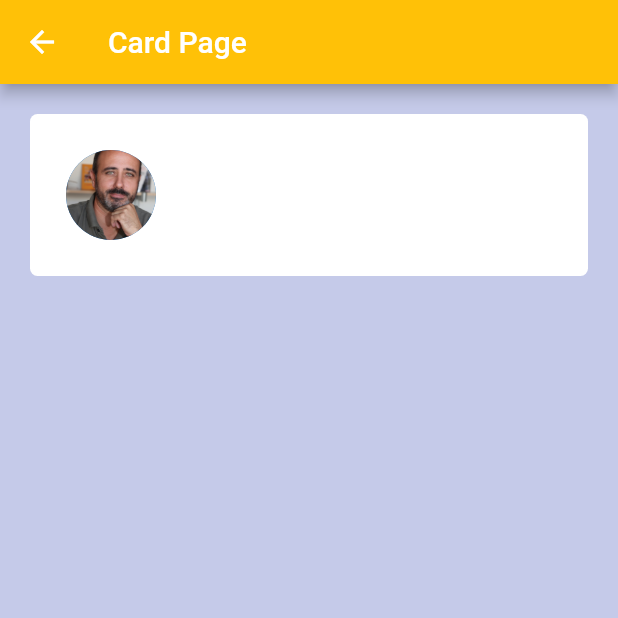
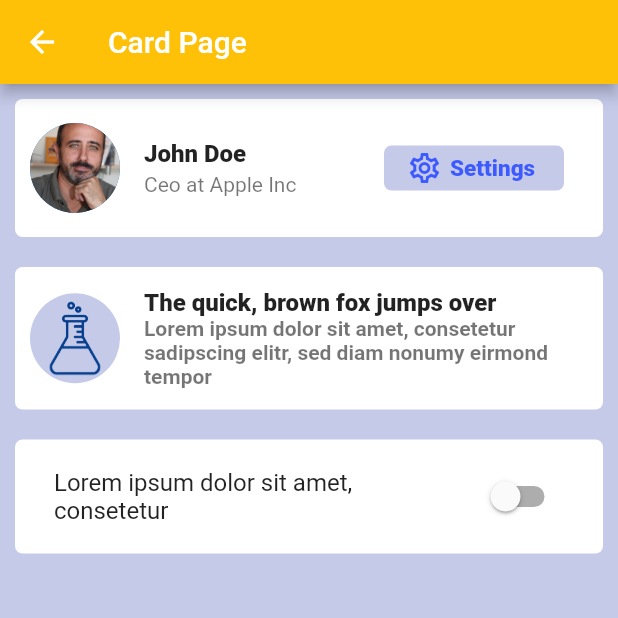
Before and after one commit to Kzz-Josh/app04_componentes, a Flutter app: the CardPage2 screen opened directly, on a phone screen of 412 x 824 dp, the top half of it. Run offline on Flutter 3.47's test engine with Material 2 defaults, Android fonts, the phone set to English and light mode, and no system bars; our stand-ins replace google_fonts; missing offline and left inert: dart:js_util; network calls fail.

Commit message:
final de los Cards2

```diff
--- a/lib/pages/card_page2.dart
+++ b/lib/pages/card_page2.dart
@@ -1,7 +1,15 @@
+import 'dart:js_util';
+import 'dart:ui';
 import 'package:flutter/material.dart';
+import 'package:google_fonts/google_fonts.dart';
 
-class CardPage2 extends StatelessWidget {
-  const CardPage2({super.key});
+class CardPage2 extends StatefulWidget {
+  @override
+  State<CardPage2> createState() => _CardPage2State();
+}
+
+class _CardPage2State extends State<CardPage2> {
+  bool on = false;
 
   @override
   Widget build(BuildContext context) {
@@ -13,9 +21,10 @@ class CardPage2 extends StatelessWidget {
       ),
       body: Column(
         children: [
+          //Card 1
           Container(
-            margin: const EdgeInsets.all(20.0),
-            padding: const EdgeInsets.all(24.0),
+            margin: const EdgeInsets.all(10.0),
+            padding: const EdgeInsets.all(10.0),
             decoration: BoxDecoration(
               color: Colors.white,
               borderRadius: BorderRadius.circular(5.0),
@@ -25,7 +34,105 @@ class CardPage2 extends StatelessWidget {
                 CircleAvatar(
                   radius: 30.0,
                   backgroundImage: AssetImage("assets/images/perfil.jpg"),
-                )
+                ),
+                Expanded(
+                  child: ListTile(
+                    title: Text(
+                      "John Doe",
+                      style: TextStyle(
+                        fontWeight: FontWeight.w800,
+                      ),
+                    ),
+                    subtitle: Text("Ceo at Apple Inc"),
+                    trailing: Container(
+                      margin:
+                          EdgeInsets.only(top: 10.0, left: 15.0, bottom: 10.0),
+                      padding: EdgeInsets.only(right: 5, left: 5),
+                      width: 120,
+                      height: 30,
+                      child: Row(
+                        children: [
+                          SizedBox(
+                            width: 10,
+                          ),
+                          Icon(
+                            Icons.settings_outlined,
+                            color: Colors.indigoAccent[400],
+                          ),
+                          SizedBox(
+                            width: 5,
+                          ),
+                          Text(
+                            "Settings",
+                            style: TextStyle(
+                                color: Colors.indigoAccent[400],
+                                fontSize: 15,
+                                fontWeight: FontWeight.w800),
+                          )
+                        ],
+                      ),
+                      decoration: BoxDecoration(
+                        color: Colors.indigo[100],
+                        borderRadius: BorderRadius.circular(5),
+                      ),
+                    ),
+                  ),
+                ),
+              ],
+            ),
+          ),
+          //Card2
+          Container(
+            margin: const EdgeInsets.all(10.0),
+            padding: const EdgeInsets.all(10.0),
+            decoration: BoxDecoration(
+              color: Colors.white,
+              borderRadius: BorderRadius.circular(5.0),
+            ),
+            child: Row(
+              children: [
+                CircleAvatar(
+                  radius: 30.0,
+                  backgroundColor: Colors.indigo[100],
+                  backgroundImage: AssetImage("assets/images/quim.png"),
+                ),
+                Expanded(
+                  child: ListTile(
+                    title: Text(
+                      "The quick, brown fox jumps over",
+                      style: TextStyle(
+                        fontWeight: FontWeight.w800,
+                      ),
+                    ),
+                    subtitle: Text(
+                      "Lorem ipsum dolor sit amet, consetetur sadipscing elitr, sed diam nonumy eirmond tempor",
+                      style: TextStyle(fontWeight: FontWeight.w600),
+                    ),
+                  ),
+                ),
+              ],
+            ),
+          ),
+          Container(
+            margin: const EdgeInsets.all(10.0),
+            padding: const EdgeInsets.all(10.0),
+            decoration: BoxDecoration(
+              color: Colors.white,
+              borderRadius: BorderRadius.circular(5.0),
+            ),
+            child: Row(
+              children: [
+                Expanded(
+                  child: SwitchListTile(
+                    title: const Text('Lorem ipsum dolor sit amet, consetetur'),
+                    value: on,
+                    onChanged: (bool value) {
+                      setState(() {
+                        on = value;
+                      });
+                    },
+                  ),
+                ),
               ],
             ),
           ),
```
Also changed, not shown: assets/images/quim.png (added), assets/images/quimica.png (added).
